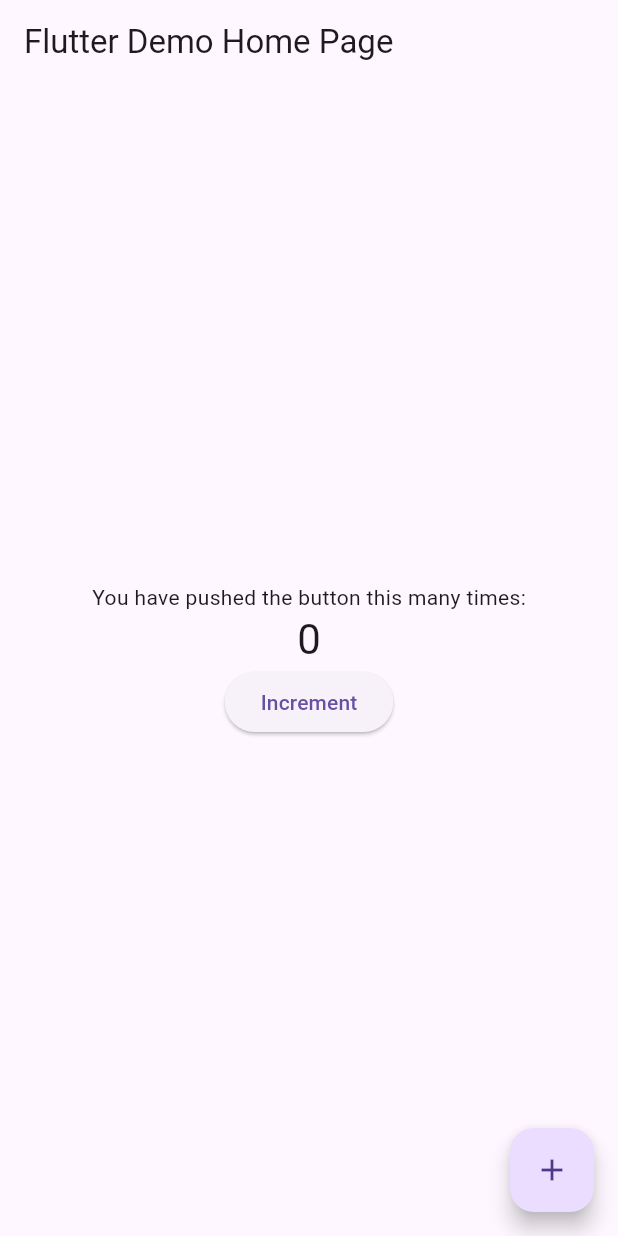
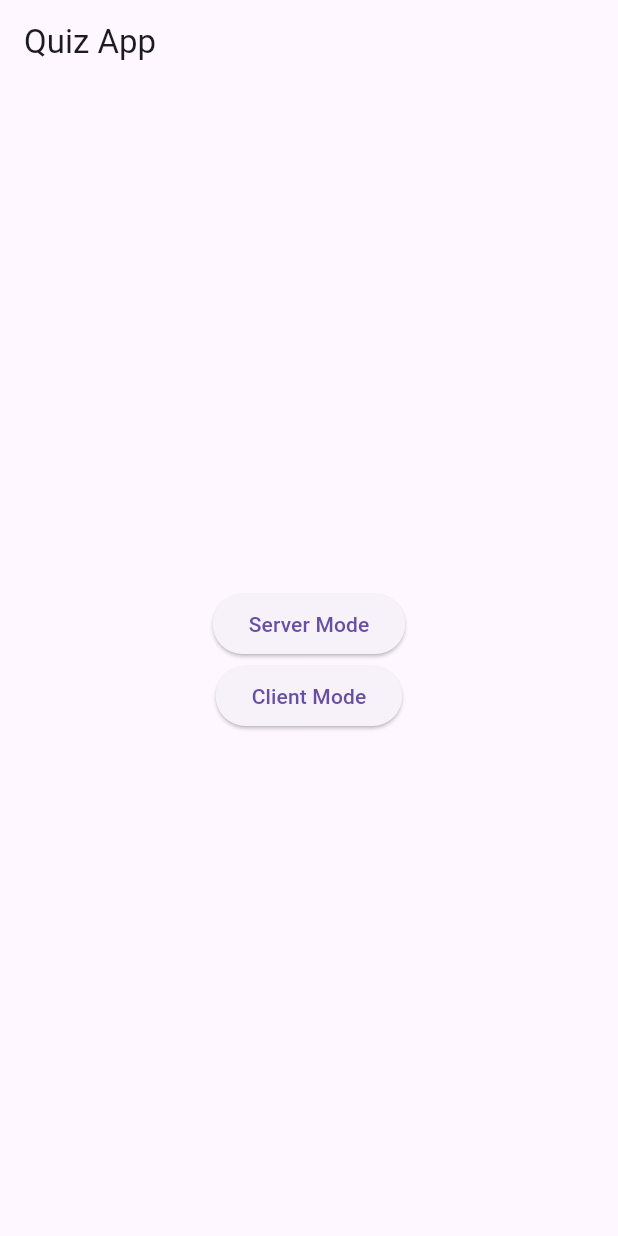
Before and after one commit to Tihi321/flutter_demo, a Flutter app: the screen it shows after launch, on a phone screen of 412 x 824 dp. Run offline on Flutter 3.47's test engine with Material 3 defaults, Android fonts, the phone set to English and light mode, and no system bars.

Commit message:
MQ-02: Add first server

```diff
--- a/lib/main.dart
+++ b/lib/main.dart
@@ -1,4 +1,6 @@
 import 'package:flutter/material.dart';
+import 'server_screen.dart';
+import 'client_screen.dart';
 
 void main() {
   runApp(const MyApp());
@@ -10,62 +12,49 @@ class MyApp extends StatelessWidget {
   @override
   Widget build(BuildContext context) {
     return MaterialApp(
-      title: 'Flutter Demo',
+      title: 'Quiz App',
       theme: ThemeData(
         primarySwatch: Colors.blue,
       ),
-      home: const MyHomePage(title: 'Flutter Demo Home Page'),
+      home: const HomeScreen(),
     );
   }
 }
 
-class MyHomePage extends StatefulWidget {
-  const MyHomePage({super.key, required this.title});
-
-  final String title;
-
-  @override
-  State<MyHomePage> createState() => _MyHomePageState();
-}
-
-class _MyHomePageState extends State<MyHomePage> {
-  int _counter = 0;
-
-  void _incrementCounter() {
-    setState(() {
-      _counter++;
-    });
-  }
+class HomeScreen extends StatelessWidget {
+  const HomeScreen({super.key});
 
   @override
   Widget build(BuildContext context) {
     return Scaffold(
       appBar: AppBar(
-        title: Text(widget.title),
+        title: const Text('Quiz App'),
       ),
       body: Center(
         child: Column(
           mainAxisAlignment: MainAxisAlignment.center,
           children: <Widget>[
-            const Text(
-              'You have pushed the button this many times:',
-            ),
-            Text(
-              '$_counter',
-              style: Theme.of(context).textTheme.headlineMedium,
+            ElevatedButton(
+              onPressed: () {
+                Navigator.push(
+                  context,
+                  MaterialPageRoute(builder: (context) => const ServerScreen()),
+                );
+              },
+              child: const Text('Server Mode'),
             ),
             ElevatedButton(
-              onPressed: _incrementCounter,
-              child: const Text('Increment'),
+              onPressed: () {
+                Navigator.push(
+                  context,
+                  MaterialPageRoute(builder: (context) => const ClientScreen()),
+                );
+              },
+              child: const Text('Client Mode'),
             ),
           ],
         ),
       ),
-      floatingActionButton: FloatingActionButton(
-        onPressed: _incrementCounter,
-        tooltip: 'Increment',
-        child: const Icon(Icons.add),
-      ),
     );
   }
 }
--- a/pubspec.yaml
+++ b/pubspec.yaml
@@ -35,6 +35,7 @@ dependencies:
   # The following adds the Cupertino Icons font to your application.
   # Use with the CupertinoIcons class for iOS style icons.
   cupertino_icons: ^1.0.8
+  web_socket_channel: ^2.1.0
 
 dev_dependencies:
   flutter_test:
```
Also changed, not shown: lib/client_screen.dart (added, +102 -0 lines), lib/server_screen.dart (added, +94 -0 lines), pubspec.lock.
